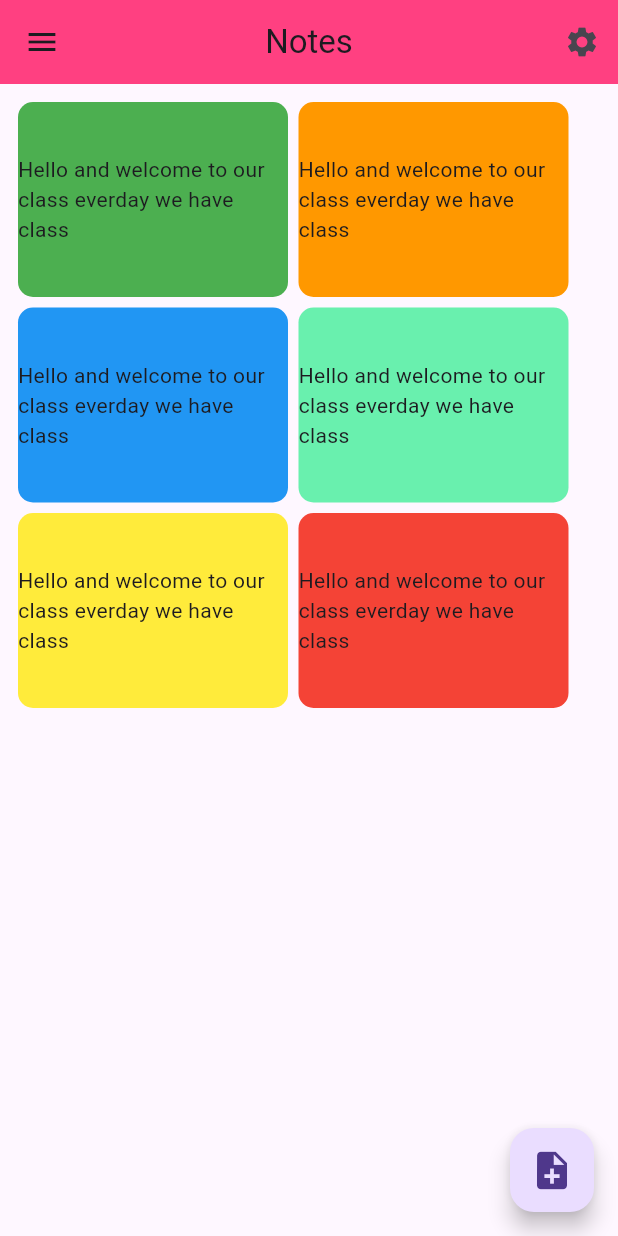
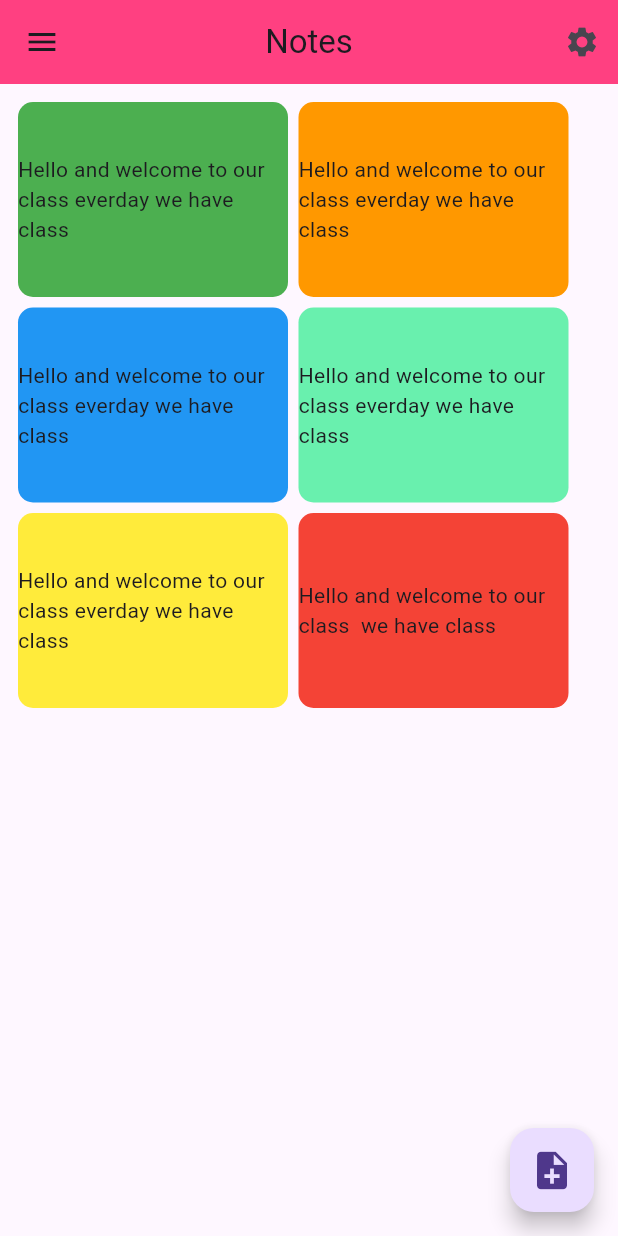
Before and after one commit to hamidr09/ami, a Flutter app: the screen it shows after launch, on a phone screen of 412 x 824 dp. Run offline on Flutter 3.47's test engine with Material 3 defaults, Android fonts, the phone set to English and light mode, and no system bars.

Commit message:
your message

```diff
--- a/lib/main.dart
+++ b/lib/main.dart
@@ -110,7 +110,7 @@ class MyApp extends StatelessWidget {
                     ),
                     alignment: Alignment.center,
                     child: Text(
-                      "Hello and welcome to our class everday we have class",
+                      "Hello and welcome to our class  we have class",
                     ),
                   ),
                 ],
```
